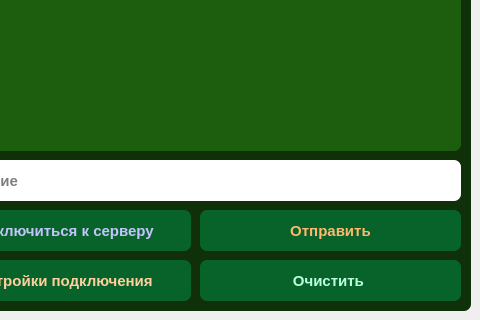
Above: windows/main_window.ui from ewestro/MESS-2.0 before the change; both pictures show x 370 to 850 and y 240 to 560 of the 850 by 560 pixel window. Below: the same form after it.
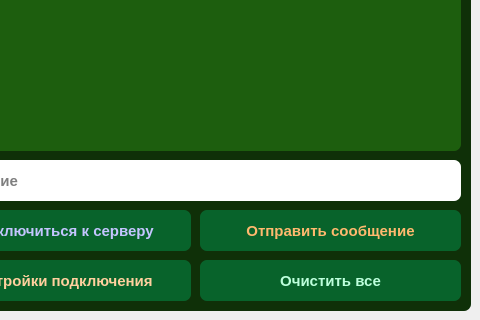
That is the form after the change. Icons and pictures are not drawn.

Commit message: Доработка UI

```diff
--- a/windows/main_window.ui
+++ b/windows/main_window.ui
@@ -104,7 +104,7 @@
 }</string>
      </property>
      <property name="text">
-      <string>Отправить</string>
+      <string>Отправить сообщение</string>
      </property>
      <property name="icon">
       <iconset>
@@ -188,7 +188,7 @@
 }</string>
      </property>
      <property name="text">
-      <string>Очистить </string>
+      <string>Очистить все</string>
      </property>
      <property name="icon">
       <iconset>
```
Left out of the diff: 8 changed lines with no effect on the pictures. The commit also changes 4 other files.
